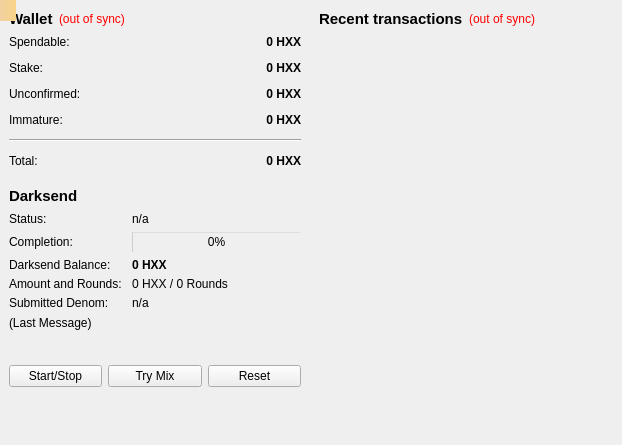
This is src/qt/forms/overviewpage.ui in healthnode/hexxcoin as Qt 5 draws it before an edit. The edited form follows.
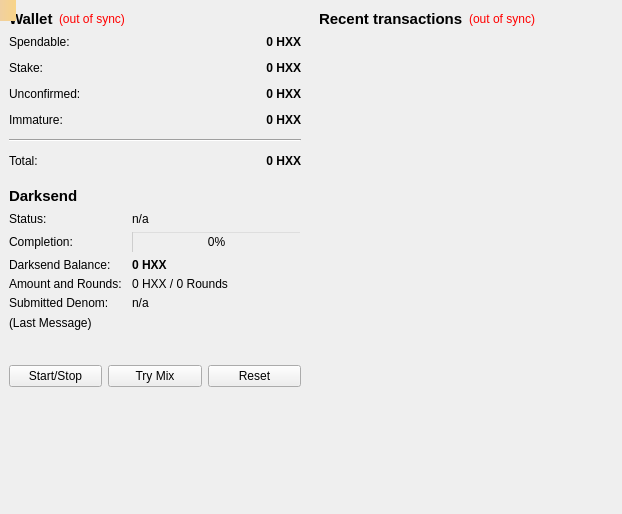
This is the edited form.

```diff
--- a/src/qt/forms/overviewpage.ui
+++ b/src/qt/forms/overviewpage.ui
@@ -7,7 +7,7 @@
     <x>0</x>
     <y>0</y>
     <width>622</width>
-    <height>445</height>
+    <height>514</height>
    </rect>
   </property>
   <property name="windowTitle">
```
Left out of the diff: 8 changed lines with no effect on the pictures.
